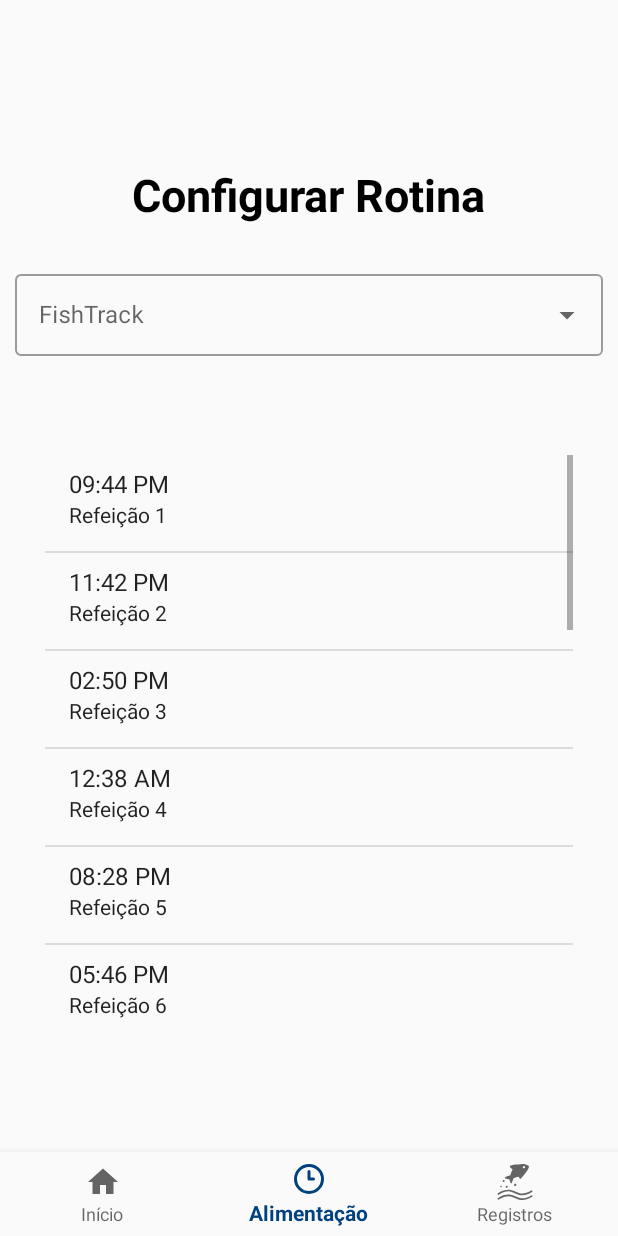
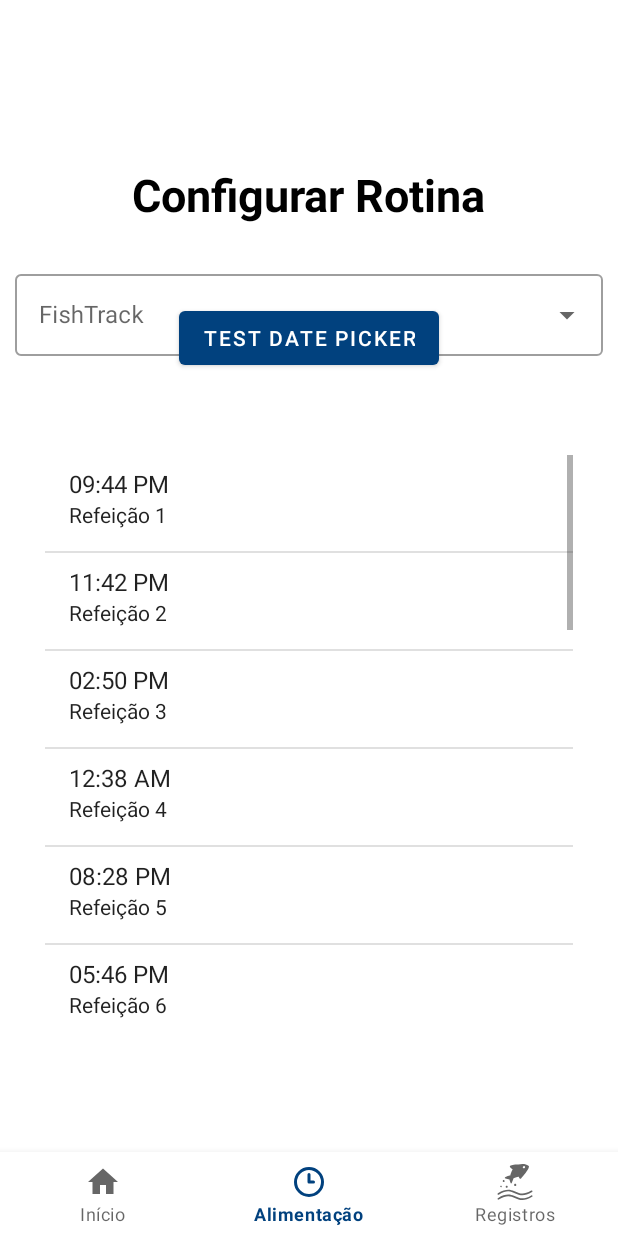
Before and after one commit to JuanSoftware/FishTrack, an Android app: the FoodFragment screen opened through its navigation route, on a phone screen of 412 x 824 dp. Run offline under Robolectric (Android 15) with nearby library versions, the phone set to English and light mode, and no system bars; our stand-ins replace navigation-ui; libraries missing offline, so code that uses them is left out: org.eclipse.paho; 7 statements that could not run were skipped.

Commit message:
Ajustando formulário para alimentação

```diff
--- a/app/build.gradle
+++ b/app/build.gradle
@@ -39,7 +39,7 @@ dependencies {
     implementation libs.lifecycle.viewmodel.ktx
     implementation libs.navigation.fragment
     implementation libs.navigation.ui
-    implementation 'com.google.android.material:material:1.9.0'
+    implementation 'com.jakewharton.threetenabp:threetenabp:1.4.8'
     implementation 'org.eclipse.paho:org.eclipse.paho.client.mqttv3:1.2.0'
     implementation 'com.squareup.retrofit2:retrofit:2.11.0'
     implementation 'com.squareup.retrofit2:converter-gson:2.9.0'
--- a/app/src/main/java/com/example/fishtrack/activities/home/fragments/food/FoodFragment.java
+++ b/app/src/main/java/com/example/fishtrack/activities/home/fragments/food/FoodFragment.java
@@ -6,6 +6,7 @@ import android.view.View;
 import android.view.ViewGroup;
 import android.widget.ListView;
 import android.widget.SimpleAdapter;
+import android.widget.Toast;
 
 import androidx.annotation.NonNull;
 import androidx.fragment.app.Fragment;
@@ -15,6 +16,12 @@ import androidx.lifecycle.ViewModelProvider;
 import com.example.fishtrack.R;
 import com.example.fishtrack.databinding.FragmentFoodBinding;
 import com.example.fishtrack.shared.fragments.DropDownFragment;
+import com.google.android.material.datepicker.MaterialDatePicker;
+
+import org.threeten.bp.Instant;
+import org.threeten.bp.LocalDateTime;
+import org.threeten.bp.ZoneId;
+import org.threeten.bp.format.DateTimeFormatter;
 
 import java.util.ArrayList;
 import java.util.HashMap;
@@ -57,6 +64,26 @@ public class FoodFragment extends Fragment {
                 new int[]{android.R.id.text1, android.R.id.text2}
         );
 
+        MaterialDatePicker<Long> datePicker = MaterialDatePicker.Builder
+                .datePicker()
+                .setTitleText("Selecione uma data")
+                .build();
+
+        root.findViewById(R.id.button_open_date_picker).setOnClickListener(view -> datePicker.show(getActivity().getSupportFragmentManager(), "DATE_PICKER"));
+
+        datePicker.addOnPositiveButtonClickListener(selection -> {
+
+            LocalDateTime dateTime = Instant.ofEpochMilli(selection)
+                    .atZone(ZoneId.systemDefault()) // Usar fuso horário local
+                    .toLocalDateTime();
+
+            DateTimeFormatter formatter = DateTimeFormatter.ofPattern("dd/MM/yyyy HH:mm:ss");
+
+            String dateString = dateTime.format(formatter);
+
+            Toast.makeText(getActivity(), dateString, Toast.LENGTH_SHORT).show();
+        });
+
         listView.setAdapter(adapter);
         return root;
     }
--- a/app/src/main/java/com/example/fishtrack/activities/login/LoginActivity.java
+++ b/app/src/main/java/com/example/fishtrack/activities/login/LoginActivity.java
@@ -15,6 +15,7 @@ import com.example.fishtrack.httpClient.RetrofitClient;
 import com.example.fishtrack.services.login.LoginDTO.LoginResponseDTO;
 import com.example.fishtrack.services.login.LoginModal;
 import com.example.fishtrack.services.login.LoginService;
+import com.jakewharton.threetenabp.AndroidThreeTen;
 
 import retrofit2.Call;
 
@@ -25,6 +26,7 @@ public class LoginActivity extends AppCompatActivity {
     private EditText passwordInput;
     @Override
     protected void onCreate(Bundle savedInstanceState) {
+        AndroidThreeTen.init(this);
         LoginService user = RetrofitClient.retrofitSingleton().create(LoginService.class);
         super.onCreate(savedInstanceState);
         setContentView(R.layout.activity_login_main);
--- a/app/src/main/res/layout/fragment_food.xml
+++ b/app/src/main/res/layout/fragment_food.xml
@@ -55,7 +55,23 @@
                 app:layout_constraintStart_toStartOf="parent"
                 app:layout_constraintTop_toTopOf="parent" />
         </androidx.constraintlayout.widget.ConstraintLayout>
+
+
+        <Button
+            android:layout_width="wrap_content"
+            android:layout_height="wrap_content"
+            app:layout_constraintTop_toTopOf="@+id/drop_down_rotina"
+            app:layout_constraintBottom_toBottomOf="parent"
+            app:layout_constraintStart_toStartOf="parent"
+            app:layout_constraintEnd_toEndOf="parent"
+            android:id="@+id/button_open_date_picker"
+            android:text="test Date Picker"/>
+
+
     </androidx.constraintlayout.widget.ConstraintLayout>
+
+
+
     <androidx.constraintlayout.widget.ConstraintLayout
         android:padding="30dp"
         app:layout_constraintTop_toBottomOf="@+id/header_rotina"
--- a/app/src/main/res/values/themes.xml
+++ b/app/src/main/res/values/themes.xml
@@ -1,6 +1,6 @@
 <resources xmlns:tools="http://schemas.android.com/tools">
     <!-- Base application theme. -->
-    <style name="Theme.FishTrack" parent="Theme.AppCompat.Light.NoActionBar">
+    <style name="Theme.FishTrack" parent="Theme.MaterialComponents.Light.NoActionBar">
         <!-- Primary brand color. -->
         <item name="colorPrimary">#01417e</item>
         <item name="colorPrimaryVariant">@color/purple_700</item>
@@ -12,5 +12,8 @@
         <!-- Status bar color. -->
         <item name="android:statusBarColor">?attr/colorPrimaryVariant</item>
         <!-- Customize your theme here. -->
+        <item name="materialCalendarStyle">@style/Widget.MaterialComponents.MaterialCalendar</item>
+        <item name="materialCalendarFullscreenTheme">@style/ThemeOverlay.MaterialComponents.MaterialCalendar.Fullscreen</item>
+        <item name="materialCalendarTheme">@style/ThemeOverlay.MaterialComponents.MaterialCalendar</item>
     </style>
 </resources>
```
Also changed, not shown: app/src/main/java/com/example/fishtrack/shared/fragments/DatePickerFragment.java (added, +49 -0 lines), app/src/main/res/layout/activity_fullscreen_dialog.xml (added, +155 -0 lines).
